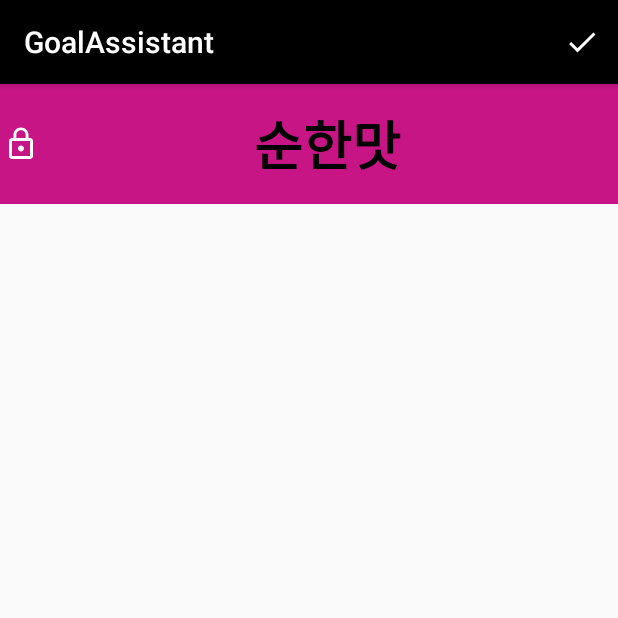
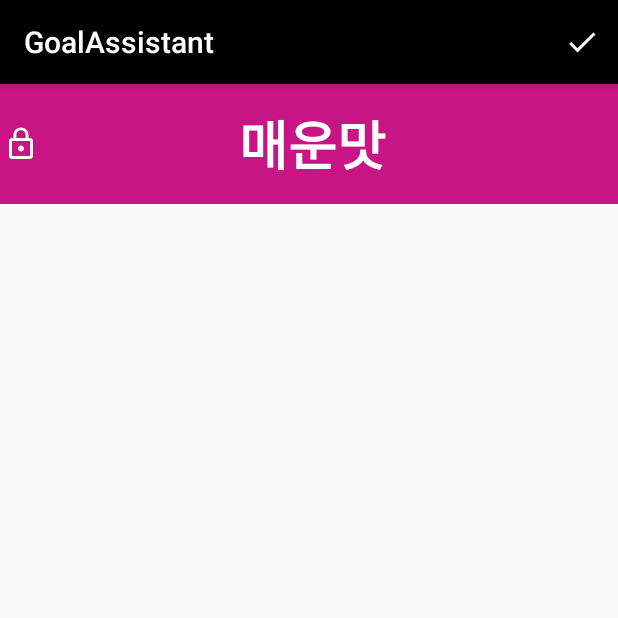
Before and after one commit to bsgreentea/GoalAssistant, an Android app: the AppInfoActivity screen opened directly, with no data from a screen before it, after a tap on "순한맛", on a phone screen of 412 x 824 dp, the top half of it. Run offline under Robolectric (Android 15) with nearby library versions, the phone set to English and light mode, and no system bars; 6 statements that could not run were skipped.

Commit message:
아이콘 추가 및 위치 조정
텍스트 박스에 잠금 아이콘 추가

```diff
--- a/Locker/app/src/main/java/com/greentea/locker/AppInfoActivity.java
+++ b/Locker/app/src/main/java/com/greentea/locker/AppInfoActivity.java
@@ -96,11 +96,13 @@ public class AppInfoActivity extends AppCompatActivity {
 
         if(versionFlag){
             tasteView.setText("매운맛");
+            tasteView.setCompoundDrawablesWithIntrinsicBounds(R.drawable.ic_lock_outline_white_24dp,0,0,0);
             tasteView.setBackgroundColor(0xFFC71585);
             tasteView.setTextColor(0xFFFFFFFF);
         }
         else{
             tasteView.setText("순한맛");
+            tasteView.setCompoundDrawablesWithIntrinsicBounds(R.drawable.ic_lock_open_black_24dp,0,0,0);
             tasteView.setBackgroundColor(0xFFFFFFFF);
             tasteView.setTextColor(0xFF000000);
         }
@@ -110,18 +112,18 @@ public class AppInfoActivity extends AppCompatActivity {
             public void onClick(View v) {
 
                 if(versionFlag){
-//                    tasteView.setText("순한맛");
+                    tasteView.setText("순한맛");
                     tasteView.setCompoundDrawablesWithIntrinsicBounds(R.drawable.ic_lock_open_black_24dp,0,0,0);
                     tasteView.setBackgroundColor(0xFFFFFFFF);
-//                    tasteView.setTextColor(0xFF000000);
+                    tasteView.setTextColor(0xFF000000);
                     Toast.makeText(getApplicationContext(), "순한맛으로 변경합니다.", Toast.LENGTH_SHORT).show();
                     versionFlag = false;
                 }
                 else{
-//                    tasteView.setText("매운맛");
+                    tasteView.setText("매운맛");
                     tasteView.setCompoundDrawablesWithIntrinsicBounds(R.drawable.ic_lock_outline_white_24dp,0,0,0);
                     tasteView.setBackgroundColor(0xFFC71585);
-//                    tasteView.setTextColor(0xFFFFFFFF);
+                    tasteView.setTextColor(0xFFFFFFFF);
                     Toast.makeText(getApplicationContext(), "지정된 범위에 진입시 앱 사용이 불가합니다.", Toast.LENGTH_SHORT).show();
                     versionFlag = true;
                 }
--- a/Locker/app/src/main/res/layout/activity_app_info.xml
+++ b/Locker/app/src/main/res/layout/activity_app_info.xml
@@ -8,10 +8,12 @@
     tools:context=".AppInfoActivity">
 
     <TextView
+        android:layout_gravity="center"
         android:id="@+id/taste_view"
         android:layout_width="match_parent"
         android:scaleType="fitCenter"
         android:textSize="35dp"
+        android:drawablePadding="-20dp"
         android:text=""
         android:textStyle="bold"
         android:gravity="center_vertical"
```
